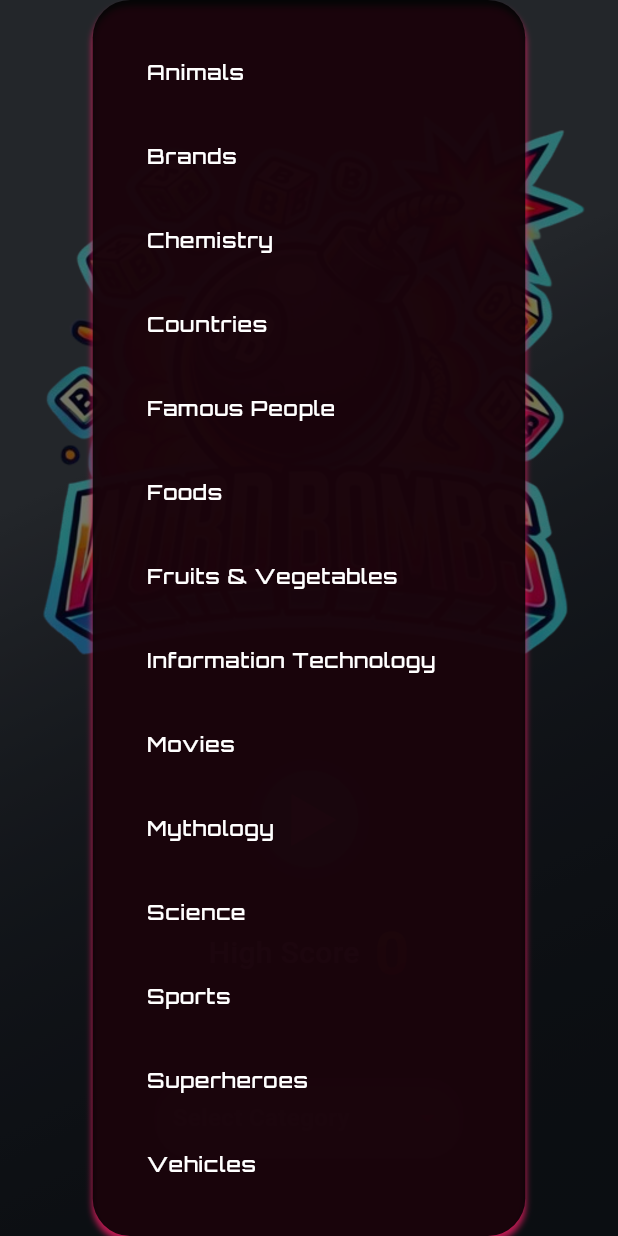
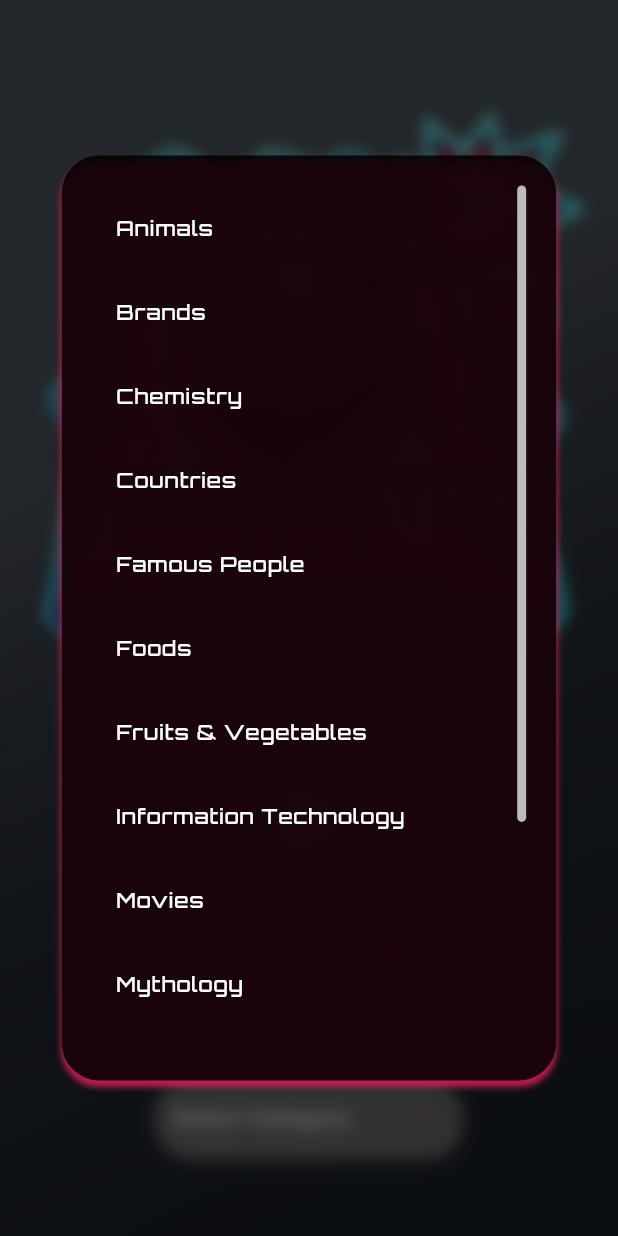
Before and after one commit to Alto-b/WORD-BOMBS, a Flutter app: the screen it shows after launch, after a tap on "Select Category", on a phone screen of 412 x 824 dp. Run offline on Flutter 3.47's test engine with Material 3 defaults, Android fonts, the light colour scheme and no system bars; our stand-ins replace audioplayers, carousel_slider, flutter_staggered_animations, gap, get, google_fonts and 4 more; missing offline and left inert: animated_icon, pushable_button.

Commit message:
homescreen dropdown UI/UX improved

```diff
--- a/lib/app/modules/HomeScreen/widgets/repo_dropdown.dart
+++ b/lib/app/modules/HomeScreen/widgets/repo_dropdown.dart
@@ -1,6 +1,8 @@
 import 'package:flutter/material.dart';
 import 'package:get/get.dart';
 import 'package:google_fonts/google_fonts.dart';
+import 'dart:ui'; // Import for BackdropFilter
+
 import 'package:hangman_game/app/modules/HomeScreen/controllers/home_screen_controller.dart';
 
 class RepositoryDropdown extends StatefulWidget {
@@ -41,12 +43,14 @@ class _RepositoryDropdownState extends State<RepositoryDropdown>
       context: context,
       builder: (context) {
         return Center(
+          child: BackdropFilter(
+            filter: ImageFilter.blur(sigmaX: 5.0, sigmaY: 5.0),
             child: Material(
               color: Colors.transparent,
               child: ScaleTransition(
                 scale: _scaleAnimation!,
                 child: Container(
-                width: Get.width * 0.7,
+                  width: Get.width * 0.8, // Slightly wider dialog
                   padding: EdgeInsets.all(20),
                   decoration: BoxDecoration(
                     color: Colors.black87,
@@ -59,6 +63,18 @@ class _RepositoryDropdownState extends State<RepositoryDropdown>
                       ),
                     ],
                   ),
+                  child: ConstrainedBox(
+                    constraints: BoxConstraints(
+                      maxHeight:
+                          Get.height * 0.7, // Increased height of the dialog
+                    ),
+                    child: Scrollbar(
+                      thumbVisibility: true,
+                      showTrackOnHover: true,
+                      thickness: 6,
+                      radius: Radius.circular(10),
+                      interactive: true,
+                      child: SingleChildScrollView(
                         child: Column(
                           mainAxisSize: MainAxisSize.min,
                           children: homeScreenController
@@ -71,7 +87,8 @@ class _RepositoryDropdownState extends State<RepositoryDropdown>
                                   color: selectedRepository == value
                                       ? Colors.pink
                                       : Colors.white,
-                          fontSize: selectedRepository == value ? 18 : 14,
+                                  fontSize:
+                                      selectedRepository == value ? 18 : 14,
                                   fontWeight: selectedRepository == value
                                       ? FontWeight.w900
                                       : FontWeight.w500,
@@ -80,13 +97,18 @@ class _RepositoryDropdownState extends State<RepositoryDropdown>
                               onTap: () {
                                 setState(() {
                                   selectedRepository = value;
-                          homeScreenController.selectedRepository.value = value;
+                                  homeScreenController
+                                      .selectedRepository.value = value;
                                 });
                                 widget.onRepositorySelected(value);
                                 Navigator.of(context).pop();
                               },
                             );
                           }).toList(),
+                        ),
+                      ),
+                    ),
+                  ),
                 ),
               ),
             ),
```
Lines whose indentation alone changed are shown as unchanged.
